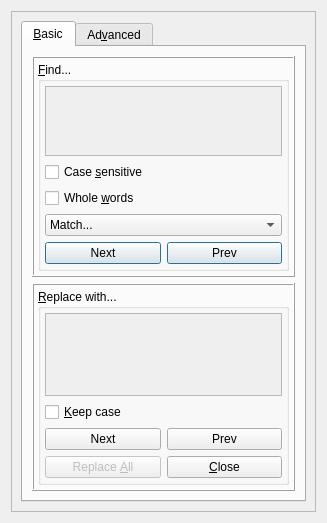
Qt form src/frontends/qt4/ui/FindAndReplaceUi.ui (cburschka/lyx) before a commit.
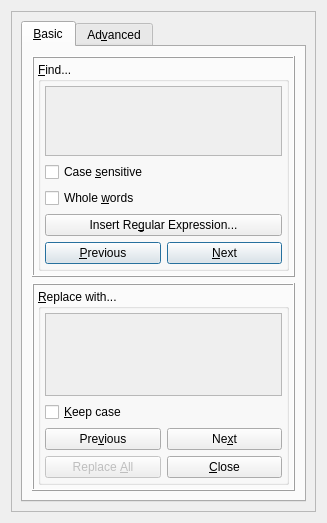
The same form after that commit. Custom widgets are drawn as their Qt base class.

Commit message: * FindAndReplace{cpp,h,Ui.ui}: some UI plishment.

```diff
--- a/src/frontends/qt4/ui/FindAndReplaceUi.ui
+++ b/src/frontends/qt4/ui/FindAndReplaceUi.ui
@@ -205,7 +205,7 @@
                    </widget>
                   </widget>
                  </item>
-                 <item row="2" column="0">
+                 <item row="2" column="1">
                   <widget class="QPushButton" name="replaceNextPB">
                    <property name="enabled">
                     <bool>true</bool>
@@ -222,11 +222,11 @@
                     <string>Find next occurrence and replace it [Enter]</string>
                    </property>
                    <property name="text">
-                    <string>Next</string>
+                    <string>Ne&amp;xt</string>
                    </property>
                   </widget>
                  </item>
-                 <item row="2" column="1">
+                 <item row="2" column="0">
                   <widget class="QPushButton" name="replacePrevPB">
                    <property name="enabled">
                     <bool>true</bool>
@@ -243,7 +243,7 @@
                     <string>Find previous occurrence and replace it [Shift+Enter]</string>
                    </property>
                    <property name="text">
-                    <string>Prev</string>
+                    <string>Pre&amp;vious</string>
                    </property>
                   </widget>
                  </item>
@@ -424,14 +424,11 @@
                   </widget>
                  </item>
                  <item row="3" column="0" colspan="2">
-                  <widget class="QComboBox" name="regexpInsertCombo">
-                   <property name="enabled">
-                    <bool>true</bool>
-                   </property>
+                  <widget class="QPushButton" name="regexpInsertPB">
                    <property name="sizePolicy">
                     <sizepolicy>
-                     <hsizetype>7</hsizetype>
-                     <vsizetype>1</vsizetype>
+                     <hsizetype>3</hsizetype>
+                     <vsizetype>0</vsizetype>
                      <horstretch>0</horstretch>
                      <verstretch>0</verstretch>
                     </sizepolicy>
@@ -439,39 +436,12 @@
                    <property name="toolTip">
                     <string>Choose one of the pre-arranged regular expressions.</string>
                    </property>
-                   <item>
-                    <property name="text">
-                     <string>Match...</string>
-                    </property>
-                   </item>
-                   <item>
-                    <property name="text">
-                     <string>Anything</string>
-                    </property>
-                   </item>
-                   <item>
-                    <property name="text">
-                     <string>Any non-empty</string>
-                    </property>
-                   </item>
-                   <item>
-                    <property name="text">
-                     <string>Any word</string>
-                    </property>
-                   </item>
-                   <item>
-                    <property name="text">
-                     <string>Any number</string>
-                    </property>
-                   </item>
-                   <item>
-                    <property name="text">
-                     <string>User-defined</string>
-                    </property>
-                   </item>
+                   <property name="text">
+                    <string>Insert Re&amp;gular Expression...</string>
+                   </property>
                   </widget>
                  </item>
-                 <item row="4" column="0">
+                 <item row="4" column="1">
                   <widget class="QPushButton" name="findNextPB">
                    <property name="enabled">
                     <bool>true</bool>
@@ -488,14 +458,14 @@
                     <string>Find next occurrence [Enter]</string>
                    </property>
                    <property name="text">
-                    <string>Next</string>
+                    <string>&amp;Next</string>
                    </property>
                    <property name="default">
                     <bool>true</bool>
                    </property>
                   </widget>
                  </item>
-                 <item row="4" column="1">
+                 <item row="4" column="0">
                   <widget class="QPushButton" name="findPrevPB">
                    <property name="enabled">
                     <bool>true</bool>
@@ -512,7 +482,7 @@
                     <string>Find previous occurrence [Shift+Enter]</string>
                    </property>
                    <property name="text">
-                    <string>Prev</string>
+                    <string>&amp;Previous</string>
                    </property>
                    <property name="default">
                     <bool>true</bool>
```
Left out of the diff: 3 changed lines with no effect on the pictures. The commit also changes 2 other files.
